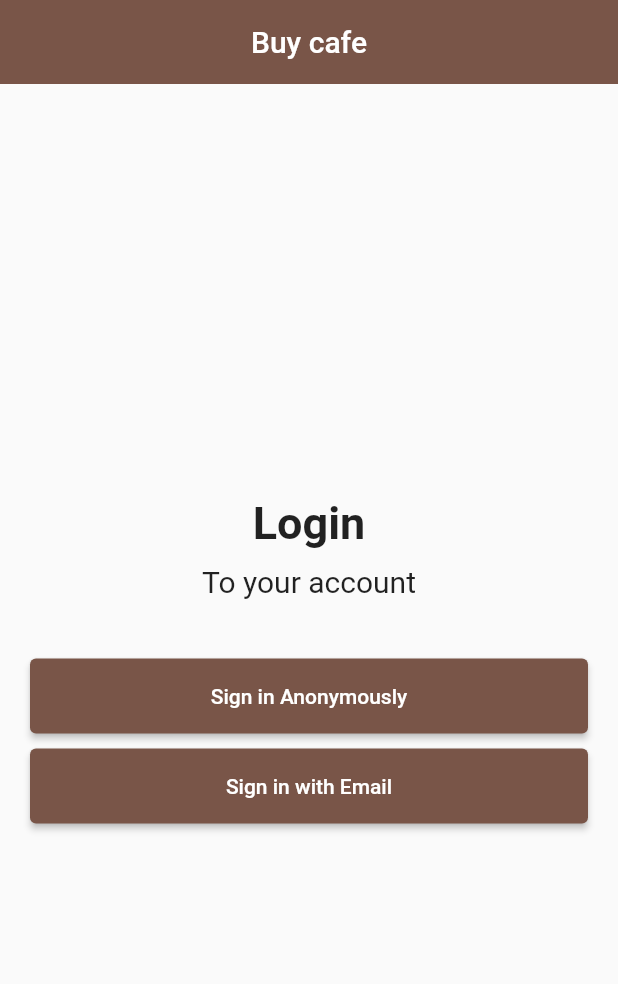
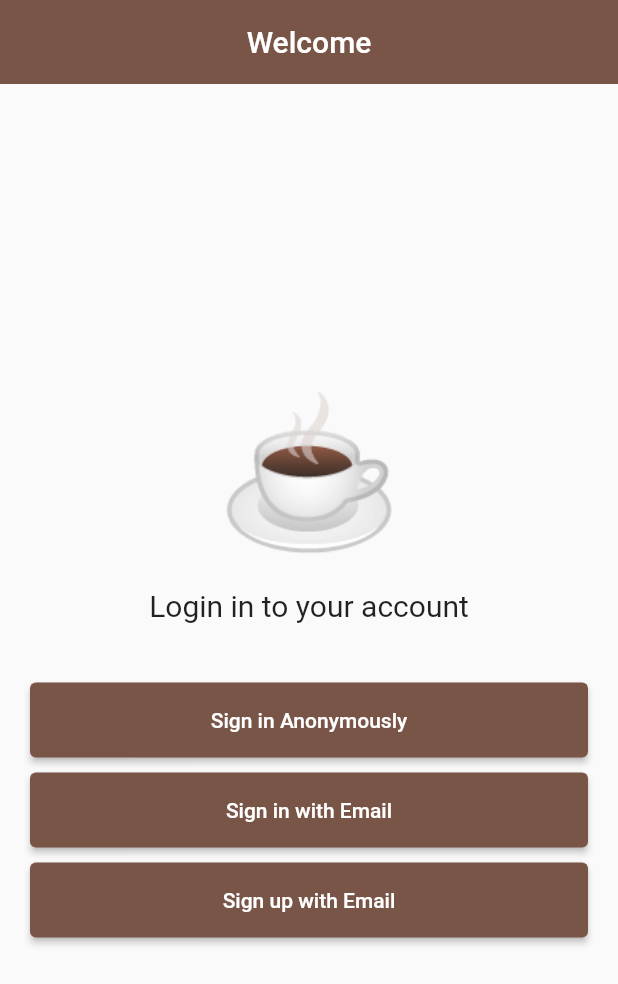
Before and after one commit to BlackIQ/Firebase-Practical-1, a Flutter app: the screen it shows after launch, after a tap on "Sign in Anonymously", on a phone screen of 412 x 824 dp. Shown: the top 984 px of the screen. Run offline on Flutter 3.47's test engine with Material 2 defaults, Android fonts, the light colour scheme and no system bars; our stand-ins replace firebase_auth; accounts and stored records are empty; network calls fail.

Commit message:
Update title and navigators

```diff
--- a/lib/screens/authenticate/authenticate.dart
+++ b/lib/screens/authenticate/authenticate.dart
@@ -1,5 +1,7 @@
 import 'package:flutter/material.dart';
-import 'package:learnfirebase/screens/authenticate/sign_in.dart';
+import 'package:learnfirebase/screens/authenticate/login.dart';
+import 'package:learnfirebase/screens/authenticate/register.dart';
+import 'package:learnfirebase/services/auth.dart';
 
 class Authenticate extends StatefulWidget {
   @override
@@ -7,10 +9,88 @@ class Authenticate extends StatefulWidget {
 }
 
 class _AuthenticateState extends State<Authenticate> {
+
+  final AuthService _auth = AuthService();
+
   @override
   Widget build(BuildContext context) {
-    return Container(
-      child: SignIn(),
+    return Scaffold(
+      appBar: AppBar(
+        centerTitle: true,
+        title: Text('Welcome'),
+        elevation: 0,
+      ),
+      body: Padding(
+        padding: EdgeInsets.all(20),
+        child: Column(
+          mainAxisAlignment: MainAxisAlignment.center,
+          crossAxisAlignment: CrossAxisAlignment.stretch,
+          children: <Widget>[
+            Center(
+              child: Text(
+                '☕',
+                style: TextStyle(
+                  fontSize: 100,
+                ),
+              ),
+            ),
+            SizedBox(height: 20),
+            Center(
+              child: Text(
+                'Login in to your account',
+                style: TextStyle(
+                  fontSize: 20,
+                ),
+              ),
+            ),
+            SizedBox(height: 40),
+            Container(
+              height: 50,
+              child: ElevatedButton(
+                onPressed: () async {
+                  dynamic result = await _auth.signInAnon();
+                  if (result == null) {
+                    print('Error.');
+                  }
+                  else {
+                    print('Signed in.');
+                    print(result.uid);
+                  }
+                },
+                child: Text('Sign in Anonymously'),
+              ),
+            ),
+            SizedBox(height: 10),
+            Container(
+              height: 50,
+              child: ElevatedButton(
+                onPressed: () {
+                  Navigator.of(context).push(
+                    MaterialPageRoute(
+                      builder: (context) => Login(),
+                    ),
+                  );
+                },
+                child: Text('Sign in with Email'),
+              ),
+            ),
+            SizedBox(height: 10),
+            Container(
+              height: 50,
+              child: ElevatedButton(
+                onPressed: () {
+                  Navigator.of(context).push(
+                    MaterialPageRoute(
+                      builder: (context) => Register(),
+                    ),
+                  );
+                },
+                child: Text('Sign up with Email'),
+              ),
+            ),
+          ],
+        ),
+      ),
     );
   }
 }
--- a/lib/screens/authenticate/sign_in.dart
+++ /dev/null
@@ -1,75 +0,0 @@
-import 'package:flutter/material.dart';
-import 'package:learnfirebase/services/auth.dart';
-
-class SignIn extends StatefulWidget {
-  @override
-  _SignInState createState() => _SignInState();
-}
-
-class _SignInState extends State<SignIn> {
-
-  final AuthService _auth = AuthService();
-
-  @override
-  Widget build(BuildContext context) {
-    return Scaffold(
-      appBar: AppBar(
-        centerTitle: true,
-        title: Text('Buy cafe'),
-        elevation: 0,
-      ),
-      body: Padding(
-        padding: EdgeInsets.all(20),
-        child: Column(
-          mainAxisAlignment: MainAxisAlignment.center,
-          crossAxisAlignment: CrossAxisAlignment.stretch,
-          children: <Widget>[
-            Center(
-              child: Text(
-                'Login',
-                style: TextStyle(
-                  fontSize: 30,
-                  fontWeight: FontWeight.bold,
-                ),
-              ),
-            ),
-            SizedBox(height: 10),
-            Center(
-              child: Text(
-                'To your account',
-                style: TextStyle(
-                  fontSize: 20,
-                ),
-              ),
-            ),
-            SizedBox(height: 40),
-            Container(
-              height: 50,
-              child: ElevatedButton(
-                onPressed: () async {
-                  dynamic result = await _auth.signInAnon();
-                  if (result == null) {
-                    print('Error.');
-                  }
-                  else {
-                    print('Signed in.');
-                    print(result.uid);
-                  }
-                },
-                child: Text('Sign in Anonymously'),
-              ),
-            ),
-            SizedBox(height: 10),
-            Container(
-              height: 50,
-              child: ElevatedButton(
-                onPressed: () {},
-                child: Text('Sign in with Email'),
-              ),
-            ),
-          ],
-        ),
-      ),
-    );
-  }
-}
```
